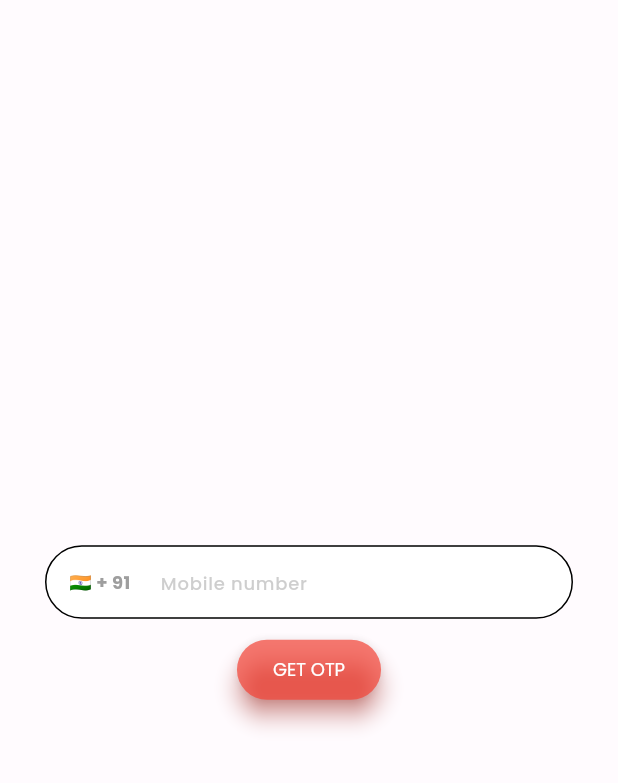
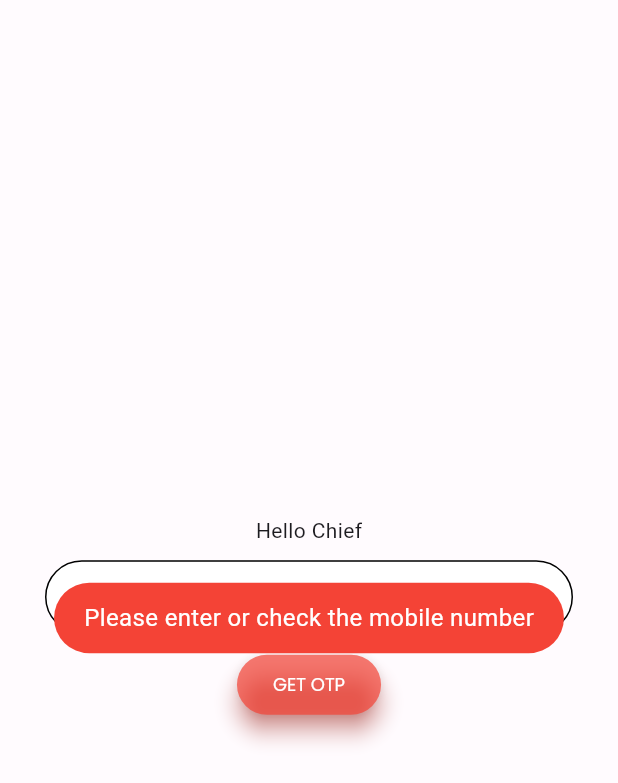
Before and after one commit to Gokulmathan-git/expense_app, a Flutter app: the screen it shows after launch, after a tap on "GET OTP", on a phone screen of 412 x 824 dp. Shown: the top 783 px of the screen. Run offline on Flutter 3.47's test engine with Material 2 defaults, Android fonts, the phone set to English and light mode, and no system bars; our stand-ins replace country_picker, firebase_auth, firebase_core, fluttertoast, get, google_fonts and 2 more; accounts and stored records are empty.

Commit message:
firbase auth done

```diff
--- a/lib/controller/signInControl/controller.dart
+++ b/lib/controller/signInControl/controller.dart
@@ -1,5 +1,7 @@
 import 'package:country_picker/country_picker.dart';
+import 'package:firebase_auth/firebase_auth.dart';
 import 'package:flutter/material.dart';
+import 'package:fluttertoast/fluttertoast.dart';
 import 'package:get/get.dart';
 
 import 'state.dart';
@@ -7,13 +9,22 @@ import 'state.dart';
 class SignInController extends GetxController {
   final state = SignInState();
 
-  final phoneController = TextEditingController().obs;
+  final _phoneController = TextEditingController().obs;
+  final _otpController = TextEditingController().obs;
+
+  TextEditingController get phoneController => _phoneController.value;
+  TextEditingController get otpController => _otpController.value;
   Country get selectedCountryValue => state.selectedCountry.value;
 
+  FirebaseAuth auth = FirebaseAuth.instance;
+  final verificationIdValue = "".obs;
+
+// text length finding
   textLength(int count) {
     state.textCount.value = count;
   }
 
+// country select
   selectCountry(BuildContext context) {
     showCountryPicker(
         context: context,
@@ -24,4 +35,129 @@ class SignInController extends GetxController {
           state.selectedCountry.value = value;
         });
   }
+
+  // login
+  void userLogin() async {
+    String mobile = _phoneController.value.text;
+    print("inside userlogin $mobile value ${mobile.length}");
+    if (mobile.isNotEmpty && mobile.length == 10) {
+      print("mobile $mobile");
+
+      _signInWithPhoneNumber(
+          "+${state.selectedCountry.value.phoneCode}$mobile");
+      state.isLoading.value = true;
+      // );
+    } else {
+      print("null value of mobile number");
+      Fluttertoast.showToast(
+          msg: "Please enter or check the mobile number",
+          toastLength: Toast.LENGTH_SHORT,
+          gravity: ToastGravity.CENTER,
+          timeInSecForIosWeb: 1,
+          backgroundColor: Colors.red,
+          textColor: Colors.white,
+          fontSize: 16.0);
+    }
+  }
+
+// sign with phone auth in firebase
+  Future<void> _signInWithPhoneNumber(String phoneNumber) async {
+    print("phone number $phoneNumber");
+    try {
+      await auth.verifyPhoneNumber(
+        phoneNumber: phoneNumber,
+        verificationCompleted: (PhoneAuthCredential credential) async {
+          await auth.signInWithCredential(credential);
+
+          print("credential successful $credential");
+        },
+        verificationFailed: (FirebaseAuthException e) {
+          print("verification failed $e");
+        },
+        codeSent: (String verificationId, int? resendToken) async {
+          String smsCode = '';
+          PhoneAuthCredential credential = PhoneAuthProvider.credential(
+            verificationId: verificationId,
+            smsCode: smsCode,
+          );
+          state.isLoading.value = false;
+          state.isOtp.value = true;
+          verificationIdValue.value = verificationId;
+          await auth.signInWithCredential(credential);
+
+          print("auth done");
+          // authentication successful
+        },
+        codeAutoRetrievalTimeout: (String verificationId) {
+          // code auto retrieval timed out
+          print("verification auto retrieval $verificationId");
+        },
+      );
+    } catch (e) {
+      print("exception in sign in $e");
+    }
+  }
+
+// verify OTP to login
+  void otplogin() {
+    if (state.otpNum.value.isNotEmpty) {
+      _verifyOtp(state.otpNum.value);
+    } else {
+      Get.snackbar(
+        "Failed :",
+        "Enter 6-Digit code",
+        colorText: Colors.black,
+      );
+    }
+  }
+
+// OTP verification
+  void _verifyOtp(
+    String userOtp,
+  ) async {
+    print("otp value $userOtp");
+    print("id verify ${verificationIdValue.value}");
+    try {
+      PhoneAuthCredential creds = PhoneAuthProvider.credential(
+          verificationId: verificationIdValue.value, smsCode: userOtp);
+      var user = (await auth.signInWithCredential(creds)).user;
+      print(
+          "user details ${user!.phoneNumber}, ${user.uid},${user.displayName}");
+      // UserItem userLoginData = UserItem();
+      // userLoginData.phoneNumber = user.phoneNumber;
+      //postAllData(userLoginData);
+    } on FirebaseAuthException catch (e) {
+      Fluttertoast.showToast(
+          msg: "Incorrect OTP",
+          toastLength: Toast.LENGTH_SHORT,
+          gravity: ToastGravity.CENTER,
+          timeInSecForIosWeb: 1,
+          backgroundColor: Colors.red,
+          textColor: Colors.white,
+          fontSize: 16.0);
+    }
+  }
+
+  // postAllData(UserItem userLoginData) async {
+  //   if (userLoginData.phoneNumber != null) {
+  //     await UserStore.to.saveProfile(userLoginData);
+  //   } else {
+  //     print("error in post all data");
+  //   }
+  //   Get.offAllNamed(AppRouteName.homePage);
+  // }
+
+  @override
+  void onClose() {
+    _phoneController.value.dispose();
+    _otpController.value.dispose();
+    super.onClose();
+  }
+
+  @override
+  void dispose() {
+    _phoneController.value.dispose();
+    _otpController.value.dispose();
+    super.dispose();
+  }
 }
--- a/lib/controller/signInControl/state.dart
+++ b/lib/controller/signInControl/state.dart
@@ -2,7 +2,6 @@ import 'package:country_picker/country_picker.dart';
 import 'package:get/get.dart';
 
 class SignInState {
-  RxBool isSkipped = false.obs;
   var selectedCountry = Country(
     phoneCode: "91",
     countryCode: "IN",
@@ -14,9 +13,10 @@ class SignInState {
     displayName: "India",
     displayNameNoCountryCode: "IN",
     e164Key: "",
-  ).obs;
+  ).obs; // country code
 
   RxInt textCount = 0.obs; // length of the text
   RxBool isOtp = false.obs;
   RxString otpNum = "".obs;
+  RxBool isLoading = false.obs;
 }
--- /dev/null
+++ b/lib/global/global_value.dart
@@ -0,0 +1,21 @@
+import 'package:firebase_core/firebase_core.dart';
+import 'package:flutter/material.dart';
+import 'package:flutter/services.dart';
+import 'package:get/get.dart';
+
+import '../controller/signInControl/controller.dart';
+import '../firebase_options.dart';
+
+class Global {
+  static Future init() async {
+    WidgetsFlutterBinding.ensureInitialized();
+    await Firebase.initializeApp(
+      options: DefaultFirebaseOptions.currentPlatform,
+    );
+    await SystemChrome.setPreferredOrientations([
+      DeviceOrientation.portraitUp,
+      DeviceOrientation.portraitDown,
+    ]);
+    Get.put<SignInController>(SignInController());
+  }
+}
--- a/lib/home_page.dart
+++ b/lib/home_page.dart
@@ -39,7 +39,7 @@ class _HomePageState extends State<HomePage> {
           color: Colors.amber,
           height: double.infinity,
           width: 500,
-          child: Row(
+          child: const Row(
             children: [
               Icon(Icons.currency_rupee),
               Text(
--- a/lib/main.dart
+++ b/lib/main.dart
@@ -1,14 +1,17 @@
 import 'dart:convert';
 
-import 'package:expense_app/controller/signInControl/controller.dart';
 import 'package:expense_app/pages/signInPage/sign_in_page.dart';
+
 import 'package:flutter/material.dart';
 import 'package:flutter/services.dart';
-import 'package:get/get.dart';
+
 import 'package:http/http.dart' as http;
 
-void main() {
-  Get.put<SignInController>(SignInController());
+import 'global/global_value.dart';
+
+void main() async {
+  await Global.init();
+
   runApp(const MyApp());
 }
 
--- a/lib/pages/signInPage/sign_in_page.dart
+++ b/lib/pages/signInPage/sign_in_page.dart
@@ -1,7 +1,8 @@
 import 'package:expense_app/controller/signInControl/controller.dart';
 import 'package:flutter/material.dart';
 import 'package:get/get.dart';
-import 'package:google_fonts/google_fonts.dart';
+
+import 'widget/widget.dart';
 
 class SignInPage extends GetView<SignInController> {
   const SignInPage({super.key});
@@ -12,124 +13,42 @@ class SignInPage extends GetView<SignInController> {
       onTap: () {
         Get.focusScope?.unfocus();
       },
-      child: Obx(
-        () => Scaffold(
-          body: SafeArea(
-            child: Column(
-              crossAxisAlignment: CrossAxisAlignment.center,
-              mainAxisAlignment: MainAxisAlignment.center,
+      child: Scaffold(
+        body: Obx(
+          () => SafeArea(
+            child: Stack(
               children: [
-                Container(
-                  margin: const EdgeInsets.fromLTRB(30, 10, 30, 10),
-                  child: TextFormField(
-                    onChanged: (value) {
-                      controller.textLength(value.length);
-                      if (value.length > 9) {
-                        Get.focusScope?.unfocus();
-                      }
-                    },
-                    keyboardType: TextInputType.number,
-                    keyboardAppearance: Brightness.dark,
-                    cursorColor: Colors.black,
-                    controller: controller.phoneController.value,
-                    style: GoogleFonts.poppins(
-                      fontWeight: FontWeight.w500,
-                      color: Colors.black,
-                    ),
-                    decoration: InputDecoration(
-                      prefixIcon: Container(
-                        padding: const EdgeInsets.all(8.0),
-                        child: InkWell(
-                          onTap: () {
-                            controller.selectCountry(context);
-                          },
-                          child: Container(
-                            padding: const EdgeInsets.all(8.0),
-                            child: Text(
-                              "${controller.selectedCountryValue.flagEmoji} + ${controller.selectedCountryValue.phoneCode}",
-                              style: GoogleFonts.poppins(
-                                fontSize: 12,
-                                color: Colors.grey,
-                                fontWeight: FontWeight.bold,
-                              ),
-                            ),
+                Column(
+                  crossAxisAlignment: CrossAxisAlignment.center,
+                  mainAxisAlignment: MainAxisAlignment.center,
+                  children: [
+                    const Text("Hello Chief"),
+                    NumberField(controller: controller),
+                    VerifyBtn(controller: controller),
+                    if (controller.state.isOtp.value)
+                      ResendBtn(controller: controller),
+                  ],
+                ),
+                if (controller.state.isLoading.value)
+                  Container(
+                    color: Colors.black.withOpacity(0.8),
+                    child: const Center(
+                      child: Column(
+                        crossAxisAlignment: CrossAxisAlignment.center,
+                        mainAxisAlignment: MainAxisAlignment.center,
+                        children: [
+                          CircularProgressIndicator(),
+                          SizedBox(
+                            height: 20,
                           ),
-                        ),
-                      ),
-                      suffixIcon: controller.state.textCount > 9
-                          ? Container(
-                              height: 30,
-                              width: 30,
-                              margin: const EdgeInsets.all(10.0),
-                              decoration: const BoxDecoration(
-                                shape: BoxShape.circle,
-                                color: Colors.green,
-                              ),
-                              child: const Icon(
-                                Icons.done,
-                                color: Colors.white,
-                                size: 20,
-                              ),
-                            )
-                          : null,
-                      fillColor: Colors.white,
-                      filled: true,
-                      hintText: "Mobile number",
-                      hintStyle: GoogleFonts.poppins(
-                        fontWeight: FontWeight.w500,
-                        fontSize: 12,
-                        color: Colors.grey.withOpacity(0.5),
-                      ),
-                      floatingLabelBehavior: FloatingLabelBehavior.never,
-                      contentPadding: const EdgeInsets.fromLTRB(20, 10, 20, 10),
-                      focusedBorder: OutlineInputBorder(
-                          borderRadius: BorderRadius.circular(100.0),
-                          borderSide: const BorderSide(color: Colors.black)),
-                      enabledBorder: OutlineInputBorder(
-                          borderRadius: BorderRadius.circular(100.0),
-                          borderSide: const BorderSide(color: Colors.black)),
-                      errorBorder: OutlineInputBorder(
-                          borderRadius: BorderRadius.circular(100.0),
-                          borderSide: const BorderSide(
-                              color: Colors.white, width: 2.0)),
-                      focusedErrorBorder: OutlineInputBorder(
-                        borderRadius: BorderRadius.circular(100.0),
-                        borderSide: const BorderSide(
-                          color: Colors.black,
-                          width: 1.0,
-                        ),
+                          Text(
+                            "Loading.....",
+                            style: TextStyle(color: Colors.white, fontSize: 20),
+                          )
+                        ],
                       ),
                     ),
-                  ),
-                ),
-                ElevatedButton(
-                  onPressed: () {
-                    // if (!controller.state.isOtp.value) {
-                    //   controller.userLogin();
-                    // } else {
-                    //   controller.login();
-                    // }
-
-                    Get.focusScope?.unfocus();
-                  },
-                  style: ElevatedButton.styleFrom(
-                      backgroundColor: Colors.red.withOpacity(0.7),
-                      shadowColor: Colors.red,
-                      elevation: 6,
-                      textStyle: const TextStyle(fontSize: 16),
-                      shape: const RoundedRectangleBorder(
-                        borderRadius: BorderRadius.all(
-                          Radius.circular(50),
-                        ),
-                      )),
-                  child: Text(
-                    controller.state.isOtp.value ? "Sign In" : 'GET OTP',
-                    style: GoogleFonts.poppins(
-                      fontSize: 12,
-                      color: Colors.white,
-                    ),
-                  ),
-                ),
+                  )
               ],
             ),
           ),
--- /dev/null
+++ b/lib/pages/signInPage/widget/text_field.dart
@@ -0,0 +1,141 @@
+import 'package:flutter/material.dart';
+import 'package:get/get.dart';
+import 'package:google_fonts/google_fonts.dart';
+import 'package:pinput/pinput.dart';
+
+import '../../../controller/signInControl/controller.dart';
+
+class NumberField extends StatelessWidget {
+  const NumberField({
+    super.key,
+    required this.controller,
+  });
+
+  final SignInController controller;
+
+  @override
+  Widget build(BuildContext context) {
+    return Obx(
+      () => !controller.state.isOtp.value
+          ? phEnterWidget(context)
+          : otpPinWidget(),
+    );
+  }
+
+  Container phEnterWidget(BuildContext context) {
+    return Container(
+      margin: const EdgeInsets.fromLTRB(30, 10, 30, 10),
+      child: TextFormField(
+        onChanged: (value) {
+          controller.textLength(value.length);
+          if (value.length > 9) {
+            Get.focusScope?.unfocus();
+          }
+        },
+        keyboardType: TextInputType.number,
+        keyboardAppearance: Brightness.dark,
+        cursorColor: Colors.black,
+        controller: controller.phoneController,
+        style: GoogleFonts.poppins(
+          fontWeight: FontWeight.w500,
+          color: Colors.black,
+        ),
+        decoration: InputDecoration(
+          prefixIcon: Container(
+            padding: const EdgeInsets.all(8.0),
+            child: InkWell(
+              onTap: () {
+                controller.selectCountry(context);
+              },
+              child: Container(
+                padding: const EdgeInsets.all(8.0),
+                child: Text(
+                  "${controller.selectedCountryValue.flagEmoji} + ${controller.selectedCountryValue.phoneCode}",
+                  style: GoogleFonts.poppins(
+                    fontSize: 12,
+                    color: Colors.grey,
+                    fontWeight: FontWeight.bold,
+                  ),
+                ),
+              ),
+            ),
+          ),
+          suffixIcon: controller.state.textCount > 9
+              ? Container(
+                  height: 30,
+                  width: 30,
+                  margin: const EdgeInsets.all(10.0),
+                  decoration: const BoxDecoration(
+                    shape: BoxShape.circle,
+                    color: Colors.green,
+                  ),
+                  child: const Icon(
+                    Icons.done,
+                    color: Colors.white,
+                    size: 20,
+                  ),
+                )
+              : null,
+          fillColor: Colors.white,
+          filled: true,
+          hintText: "Mobile number",
+          hintStyle: GoogleFonts.poppins(
+            fontWeight: FontWeight.w500,
+            fontSize: 12,
+            color: Colors.grey.withOpacity(0.5),
+          ),
+          floatingLabelBehavior: FloatingLabelBehavior.never,
+          contentPadding: const EdgeInsets.fromLTRB(20, 10, 20, 10),
+          focusedBorder: OutlineInputBorder(
+            borderRadius: BorderRadius.circular(100.0),
+            borderSide: const BorderSide(
+              color: Colors.black,
+            ),
+          ),
+          enabledBorder: OutlineInputBorder(
+            borderRadius: BorderRadius.circular(100.0),
+            borderSide: const BorderSide(
+              color: Colors.black,
+            ),
+          ),
+          errorBorder: OutlineInputBorder(
+              borderRadius: BorderRadius.circular(100.0),
+              borderSide: const BorderSide(color: Colors.white, width: 2.0)),
+          focusedErrorBorder: OutlineInputBorder(
+            borderRadius: BorderRadius.circular(100.0),
+            borderSide: const BorderSide(
+              color: Colors.black,
+              width: 1.0,
+            ),
+          ),
+        ),
+      ),
+    );
+  }
+
+  Pinput otpPinWidget() {
+    return Pinput(
+      controller: controller.otpController,
+      length: 6,
+      showCursor: true,
+      defaultPinTheme: PinTheme(
+        width: 100,
+        height: 50,
+        decoration: BoxDecoration(
+          borderRadius: BorderRadius.circular(100),
+          border: Border.all(
+            color: Colors.black,
+          ),
+        ),
+        textStyle: GoogleFonts.poppins(
+          fontSize: 12,
+          fontWeight: FontWeight.w600,
+          color: Colors.black,
+        ),
+      ),
+      onCompleted: (value) {
+        controller.state.otpNum.value = value;
+      },
+    );
+  }
+}
--- /dev/null
+++ b/lib/pages/signInPage/widget/verify_btn.dart
@@ -0,0 +1,49 @@
+import 'package:flutter/material.dart';
+import 'package:get/get.dart';
+import 'package:google_fonts/google_fonts.dart';
+
+import '../../../controller/signInControl/controller.dart';
+
+class VerifyBtn extends StatelessWidget {
+  const VerifyBtn({
+    super.key,
+    required this.controller,
+  });
+
+  final SignInController controller;
+
+  @override
+  Widget build(BuildContext context) {
+    return Obx(
+      () => ElevatedButton(
+        onPressed: () {
+          if (!controller.state.isOtp.value) {
+            controller.userLogin();
+          } else {
+            controller.otplogin();
+          }
+
+          Get.focusScope?.unfocus();
+        },
+        style: ElevatedButton.styleFrom(
+          backgroundColor: Colors.red.withOpacity(0.7),
+          shadowColor: Colors.red,
+          elevation: 6,
+          textStyle: const TextStyle(fontSize: 16),
+          shape: const RoundedRectangleBorder(
+            borderRadius: BorderRadius.all(
+              Radius.circular(30),
+            ),
+          ),
+        ),
+        child: Text(
+          controller.state.isOtp.value ? "Sign In" : 'GET OTP',
+          style: GoogleFonts.poppins(
+            fontSize: 12,
+            color: Colors.white,
+          ),
+        ),
+      ),
+    );
+  }
+}
--- /dev/null
+++ b/lib/pages/signInPage/widget/widget.dart
@@ -0,0 +1,3 @@
+export 'resend_btn.dart';
+export 'text_field.dart';
+export 'verify_btn.dart';
--- a/lib/userStore/user_store.dart
+++ b/lib/userStore/user_store.dart
@@ -0,0 +1,3 @@
+import 'package:get/get.dart';
+
+class UserStore extends GetxController {}
--- a/pubspec.yaml
+++ b/pubspec.yaml
@@ -46,6 +46,7 @@ dependencies:
   pinput: ^3.0.1
   shared_preferences: ^2.2.1
   google_fonts: ^5.1.0
+  fluttertoast: ^8.2.2
 
 
 dev_dependencies:
```
Also changed, not shown: lib/pages/signInPage/widget/resend_btn.dart (added, +51 -0 lines), pubspec.lock.
